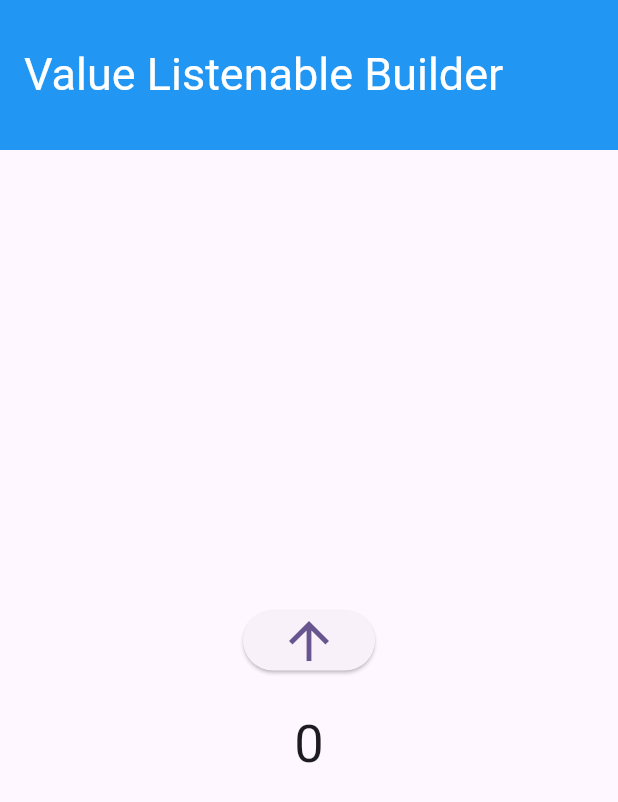
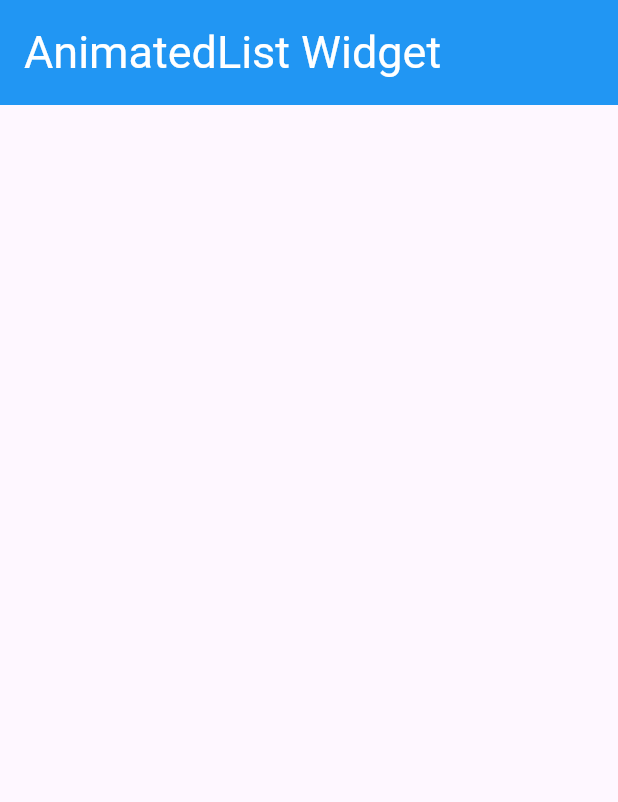
Before and after one commit to Roshan-Barkane/flutter_widgets_of_the_day, a Flutter app: the screen it shows after launch, on a phone screen of 412 x 824 dp. Shown: the top 802 px of the screen. Run offline on Flutter 3.47's test engine with Material 3 defaults, Android fonts, the light colour scheme and no system bars.

Commit message:
crate animatedlist class

```diff
--- a/lib/main.dart
+++ b/lib/main.dart
@@ -1,4 +1,5 @@
 import 'package:flutter/material.dart';
+import 'package:flutter_widgets_of_the_day/pages/animatedlist.dart';
 import 'package:flutter_widgets_of_the_day/pages/valuelistenablebuilder.dart';
 
 void main() {
@@ -18,7 +19,7 @@ class MyApp extends StatelessWidget {
         colorScheme: ColorScheme.fromSeed(seedColor: Colors.deepPurple),
         useMaterial3: true,
       ),
-      home: const ValueListenableBuilderWidget(),
+      home: const AnimatedListWidget(),
     );
   }
 }
--- /dev/null
+++ b/lib/pages/animatedlist.dart
@@ -0,0 +1,34 @@
+import 'package:flutter/material.dart';
+
+class AnimatedListWidget extends StatefulWidget {
+  const AnimatedListWidget({super.key});
+
+  @override
+  State<AnimatedListWidget> createState() => _AnimatedListWidgetState();
+}
+
+class _AnimatedListWidgetState extends State<AnimatedListWidget> {
+  final _items = [];
+  final GlobalKey<AnimatedListState> _key = GlobalKey();
+  void _addItem() {
+    _items.insert(0, "Item ${_items.length + 1}");
+    _key.currentState!.insertItem(
+      0,
+      duration: const Duration(seconds: 1),
+    );
+  }
+
+  @override
+  Widget build(BuildContext context) {
+    return Scaffold(
+      appBar: AppBar(
+        toolbarHeight: 70,
+        backgroundColor: Colors.blue,
+        title: const Text(
+          "AnimatedList Widget",
+          style: TextStyle(fontSize: 30, color: Colors.white),
+        ),
+      ),
+    );
+  }
+}
```
